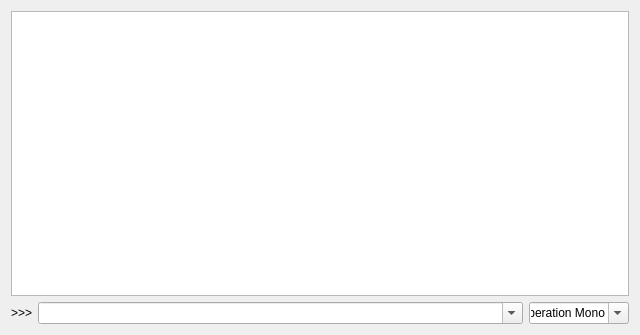
Above: pydevtoolplatform/qtdesign/consoleview.ui from seounghun-chung/4uwingnet before the change. Below: the same form after it.
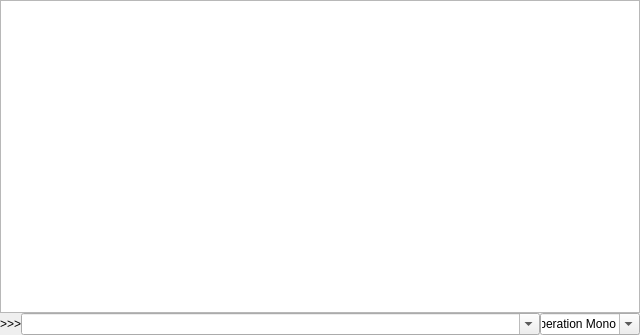
That is the form after the change.

Diff of the .ui file:
```diff
--- a/pydevtoolplatform/qtdesign/consoleview.ui
+++ b/pydevtoolplatform/qtdesign/consoleview.ui
@@ -14,6 +14,21 @@
    <string>Form</string>
   </property>
   <layout class="QVBoxLayout" name="verticalLayout_2">
+   <property name="spacing">
+    <number>0</number>
+   </property>
+   <property name="leftMargin">
+    <number>0</number>
+   </property>
+   <property name="topMargin">
+    <number>0</number>
+   </property>
+   <property name="rightMargin">
+    <number>0</number>
+   </property>
+   <property name="bottomMargin">
+    <number>0</number>
+   </property>
    <item>
     <widget class="QPlainTextEdit" name="textBrowser">
      <property name="readOnly">
```
